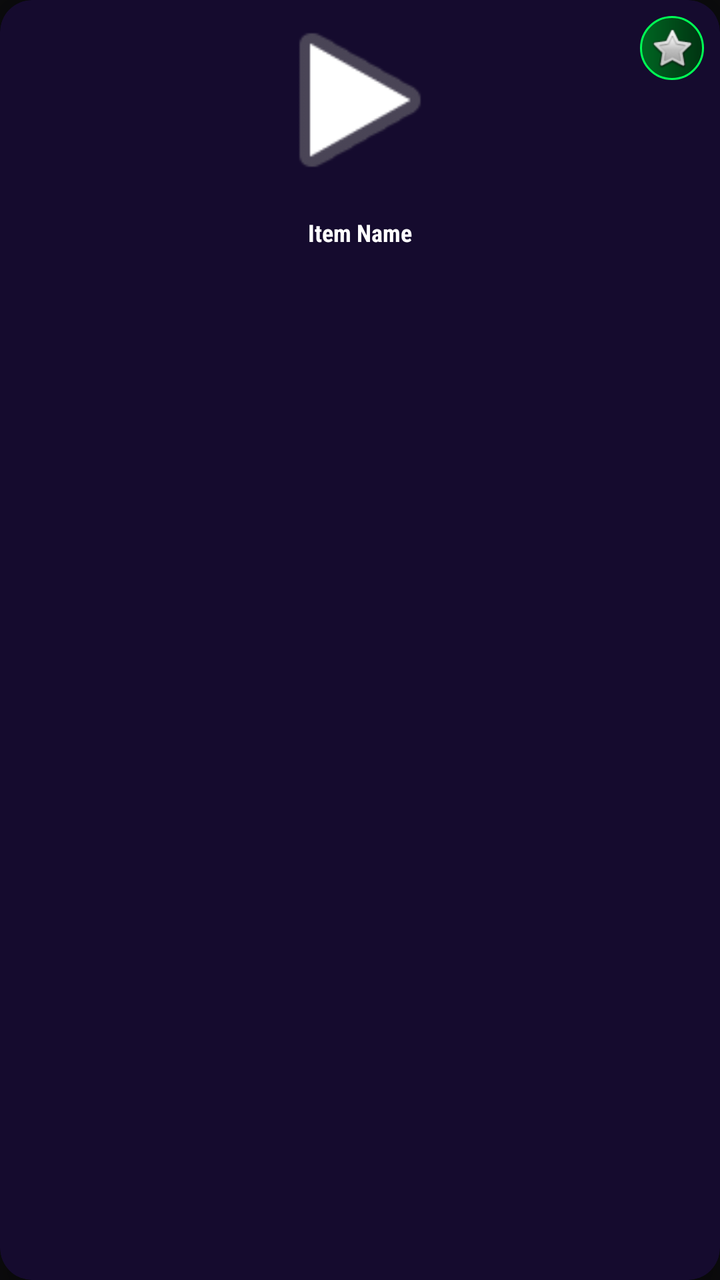
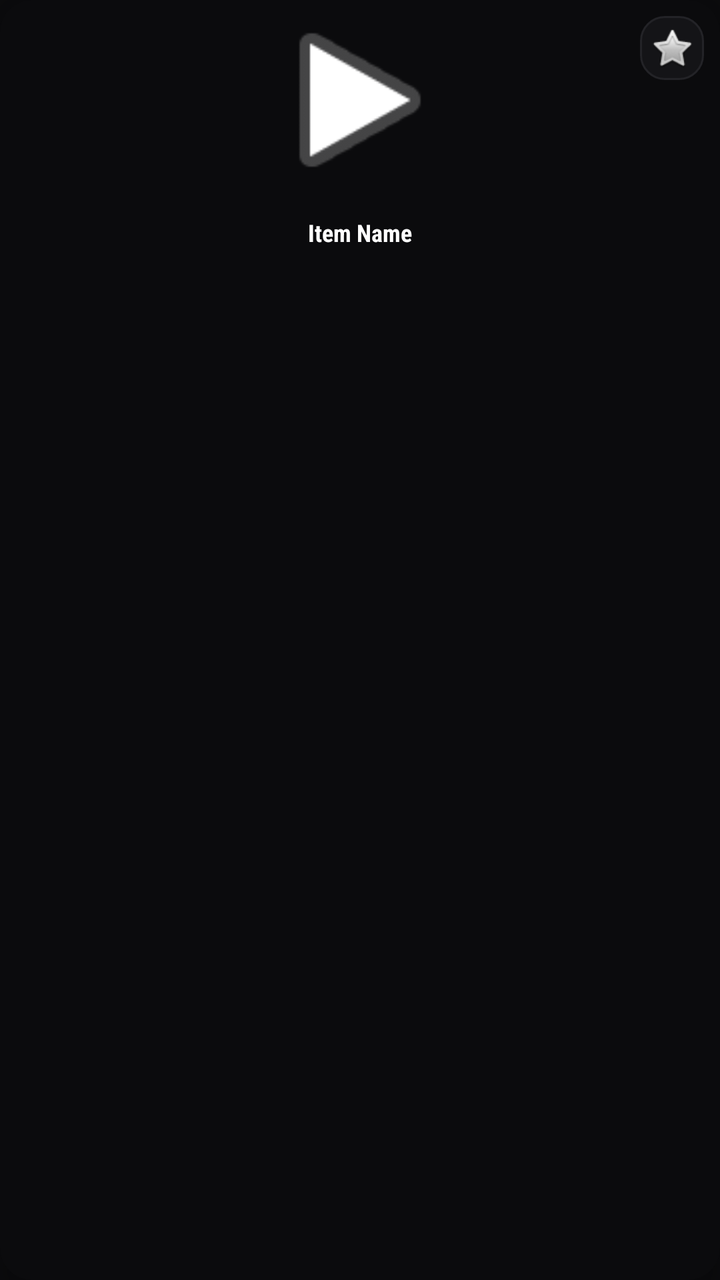

Two renders of the same Android screen: before a commit and after it. Below are the layout's source before the change and the commit's diff.
<!-- AndroidManifest.xml: application theme AppTheme -->
<!-- res/layout/item_list.xml -->
<?xml version="1.0" encoding="utf-8"?>
<androidx.cardview.widget.CardView xmlns:android="http://schemas.android.com/apk/res/android"
    xmlns:app="http://schemas.android.com/apk/res-auto"
    android:layout_width="120dp"
    android:layout_height="wrap_content"
    android:layout_margin="8dp"
    app:cardCornerRadius="16dp"
    app:cardElevation="8dp"
    app:cardBackgroundColor="#150B2E"
    android:focusable="true"
    android:foreground="@drawable/bg_item_focus">

    <LinearLayout
        android:layout_width="match_parent"
        android:layout_height="wrap_content"
        android:orientation="vertical"
        android:gravity="center"
        android:paddingBottom="12dp">

        <FrameLayout
            android:layout_width="match_parent"
            android:layout_height="100dp">

            <ImageView
                android:id="@+id/ivIcon"
                android:layout_width="match_parent"
                android:layout_height="match_parent"
                android:scaleType="fitCenter"
                android:src="@android:drawable/ic_media_play"
                android:background="@android:color/transparent"/>

            <ImageView
                android:id="@+id/ivFavorite"
                android:layout_width="32dp"
                android:layout_height="32dp"
                android:layout_gravity="top|end"
                android:layout_margin="8dp"
                android:src="@android:drawable/btn_star_big_off"
                android:background="@drawable/bg_vpn_badge"
                android:padding="4dp"
                android:clickable="true"
                android:focusable="true"/>

            
            <ProgressBar
                android:id="@+id/pbWatchProgress"
                style="?android:attr/progressBarStyleHorizontal"
                android:layout_width="match_parent"
                android:layout_height="4dp"
                android:layout_gravity="bottom"
                android:max="100"
                android:progressDrawable="@drawable/bg_progress_red"
                android:visibility="gone"/>
        </FrameLayout>

        <TextView
            android:id="@+id/tvName"
            android:layout_width="match_parent"
            android:layout_height="wrap_content"
            android:text="Item Name"
            android:textColor="@color/text_primary"
            android:textSize="12sp"
            android:textStyle="bold"
            android:maxLines="2"
            android:ellipsize="end"
            android:gravity="center"
            android:layout_marginTop="8dp"
            android:paddingHorizontal="4dp"/>
    </LinearLayout>

</androidx.cardview.widget.CardView>
<!-- resources referenced by this layout -->
<resources>
  <color name="text_primary">#FFFFFF</color>
  <!-- drawable bg_item_focus (drawable) -->
  <?xml version="1.0" encoding="utf-8"?>
  <selector xmlns:android="http://schemas.android.com/apk/res/android">
      <item android:state_focused="true">
          <shape android:shape="rectangle">
              <solid android:color="#8000FFFF"/>
              <stroke android:width="4dp" android:color="#FFFFFF"/>
              <corners android:radius="16dp"/>
          </shape>
      </item>
      <item>
          <shape android:shape="rectangle">
              <solid android:color="@android:color/transparent"/>
              <corners android:radius="12dp"/>
          </shape>
      </item>
  </selector>
  <!-- drawable bg_progress_red (drawable) -->
  <?xml version="1.0" encoding="utf-8"?>
  <layer-list xmlns:android="http://schemas.android.com/apk/res/android">
      <item android:id="@android:id/background">
          <shape>
              <solid android:color="#444444" />
          </shape>
      </item>
      <item android:id="@android:id/progress">
          <clip>
              <shape>
                  <solid android:color="#E50914" />
              </shape>
          </clip>
      </item>
  </layer-list>
  <!-- drawable bg_vpn_badge (drawable) -->
  <?xml version="1.0" encoding="utf-8"?>
  <shape xmlns:android="http://schemas.android.com/apk/res/android" android:shape="rectangle">
      <gradient android:startColor="#006622" android:endColor="#003311" android:angle="0"/>
      <corners android:radius="16dp"/>
      <stroke android:width="1dp" android:color="#00FF55"/>
  </shape>
  <style name="AppTheme" parent="Theme.AppCompat.NoActionBar">
          <item name="android:fontFamily">sans-serif-condensed</item>
          <item name="android:windowAnimationStyle">@style/AppWindowTransition</item>
          <item name="android:windowBackground">@color/bg_primary</item>
          <item name="colorPrimary">@color/bg_elevated</item>
          <item name="colorPrimaryDark">@color/bg_primary</item>
          <item name="colorAccent">@color/accent</item>
          <item name="android:textColorPrimary">@color/text_primary</item>
          <item name="android:textColorSecondary">@color/text_secondary</item>
      </style>
  <style name="AppWindowTransition" parent="android:Animation.Activity">
          <item name="android:activityOpenEnterAnimation">@anim/fade_in</item>
          <item name="android:activityOpenExitAnimation">@anim/fade_out</item>
          <item name="android:activityCloseEnterAnimation">@anim/fade_in</item>
          <item name="android:activityCloseExitAnimation">@anim/fade_out</item>
      </style>
  <color name="bg_primary">#0B0B0D</color>
  <color name="bg_elevated">#1A1A1C</color>
  <color name="accent">#3D8BFF</color>
  <color name="text_secondary">#9B9BA1</color>
</resources>

<!-- the commit's change to res/layout/item_list.xml (unified diff, before → after) -->
@@ -6,7 +6,7 @@
     android:layout_margin="8dp"
     app:cardCornerRadius="16dp"
     app:cardElevation="8dp"
-    app:cardBackgroundColor="#150B2E"
+    app:cardBackgroundColor="@color/bg_primary"
     android:focusable="true"
     android:foreground="@drawable/bg_item_focus">
 
@@ -59,7 +59,7 @@
             android:layout_height="wrap_content"
             android:text="Item Name"
             android:textColor="@color/text_primary"
-            android:textSize="12sp"
+            android:textSize="@dimen/text_label"
             android:textStyle="bold"
             android:maxLines="2"
             android:ellipsize="end"
<!-- resource entries referenced after the edit -->
@@ -1,20 +1,21 @@
 <!-- resources referenced by this layout -->
 <resources>
   <color name="text_primary">#FFFFFF</color>
+  <dimen name="text_label">12sp</dimen>
   <!-- drawable bg_item_focus (drawable) -->
   <?xml version="1.0" encoding="utf-8"?>
   <selector xmlns:android="http://schemas.android.com/apk/res/android">
       <item android:state_focused="true">
           <shape android:shape="rectangle">
-              <solid android:color="#8000FFFF"/>
-              <stroke android:width="4dp" android:color="#FFFFFF"/>
-              <corners android:radius="16dp"/>
+              <solid android:color="@color/accent_wash" />
+              <stroke android:width="@dimen/focus_stroke" android:color="@color/accent" />
+              <corners android:radius="10dp" />
           </shape>
       </item>
       <item>
           <shape android:shape="rectangle">
-              <solid android:color="@android:color/transparent"/>
-              <corners android:radius="12dp"/>
+              <solid android:color="@android:color/transparent" />
+              <corners android:radius="10dp" />
           </shape>
       </item>
   </selector>
@@ -36,11 +37,22 @@
   </layer-list>
   <!-- drawable bg_vpn_badge (drawable) -->
   <?xml version="1.0" encoding="utf-8"?>
-  <shape xmlns:android="http://schemas.android.com/apk/res/android" android:shape="rectangle">
-      <gradient android:startColor="#006622" android:endColor="#003311" android:angle="0"/>
-      <corners android:radius="16dp"/>
-      <stroke android:width="1dp" android:color="#00FF55"/>
-  </shape>
+  <selector xmlns:android="http://schemas.android.com/apk/res/android">
+      <item android:state_focused="true">
+          <shape android:shape="rectangle">
+              <solid android:color="@color/accent_wash"/>
+              <corners android:radius="@dimen/radius_card"/>
+              <stroke android:width="@dimen/focus_stroke" android:color="@color/accent"/>
+          </shape>
+      </item>
+      <item>
+          <shape android:shape="rectangle">
+              <solid android:color="@color/bg_elevated"/>
+              <corners android:radius="@dimen/radius_card"/>
+              <stroke android:width="1dp" android:color="@color/surface_line"/>
+          </shape>
+      </item>
+  </selector>
   <style name="AppTheme" parent="Theme.AppCompat.NoActionBar">
           <item name="android:fontFamily">sans-serif-condensed</item>
           <item name="android:windowAnimationStyle">@style/AppWindowTransition</item>
@@ -51,6 +63,8 @@
           <item name="android:textColorPrimary">@color/text_primary</item>
           <item name="android:textColorSecondary">@color/text_secondary</item>
       </style>
+  <color name="accent_wash">#1A3D8BFF</color>
+  <dimen name="focus_stroke">2dp</dimen>
   <style name="AppWindowTransition" parent="android:Animation.Activity">
           <item name="android:activityOpenEnterAnimation">@anim/fade_in</item>
           <item name="android:activityOpenExitAnimation">@anim/fade_out</item>
@@ -58,8 +72,10 @@
           <item name="android:activityCloseExitAnimation">@anim/fade_out</item>
       </style>
   <color name="bg_primary">#0B0B0D</color>
-  <color name="bg_elevated">#1A1A1C</color>
+  <color name="bg_elevated">#141417</color>
+  <color name="surface_line">#232327</color>
   <color name="accent">#3D8BFF</color>
+  <dimen name="radius_card">12dp</dimen>
   <color name="text_secondary">#9B9BA1</color>
 </resources>
 
